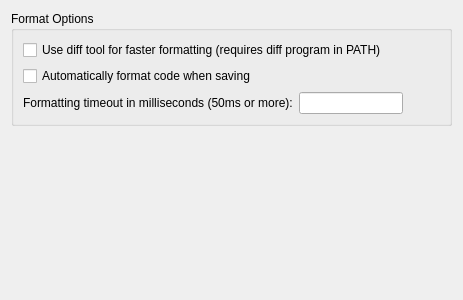
Before: the Qt Designer form liteidex/src/plugins/golangfmt/golangfmtoption.ui in visualfc/liteide, drawn with Qt 5.
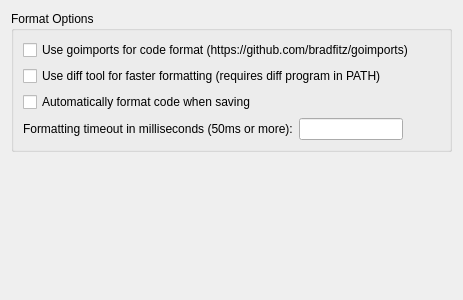
After: the same form once the commit is applied.

Commit message: golangfmt use goimports

The edit to the form file:
```diff
--- a/liteidex/src/plugins/golangfmt/golangfmtoption.ui
+++ b/liteidex/src/plugins/golangfmt/golangfmtoption.ui
@@ -20,6 +20,13 @@
       <string>Format Options</string>
      </property>
      <layout class="QVBoxLayout" name="verticalLayout">
+      <item>
+       <widget class="QCheckBox" name="checkBoxUseGoimports">
+        <property name="text">
+         <string>Use goimports for code format (https://github.com/bradfitz/goimports)</string>
+        </property>
+       </widget>
+      </item>
       <item>
        <widget class="QCheckBox" name="checkBoxDiff">
         <property name="text">
```
The commit also changes 4 other files.
